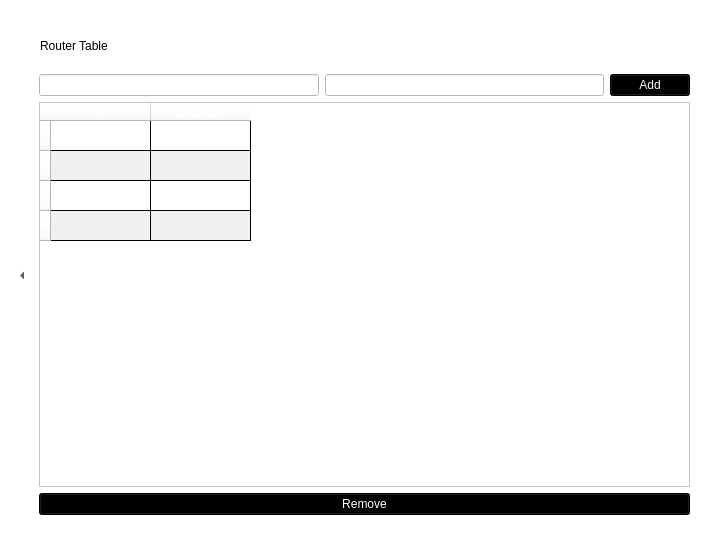
First picture: the form in NEW/router.ui, repository thaisdb/TCC, before the edit.
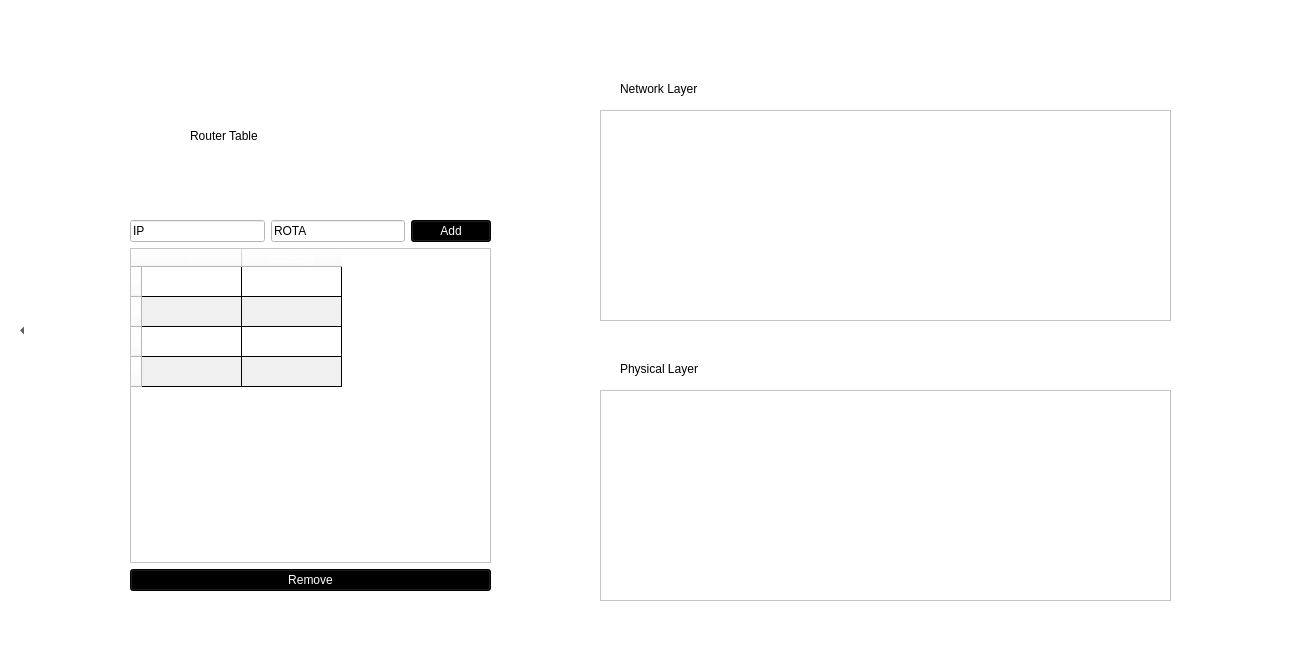
Second picture: the form after the edit.

Patch:
```diff
--- a/NEW/router.ui
+++ b/NEW/router.ui
@@ -9,8 +9,8 @@
    <rect>
     <x>0</x>
     <y>0</y>
-    <width>720</width>
-    <height>540</height>
+    <width>1292</width>
+    <height>663</height>
    </rect>
   </property>
   <property name="sizePolicy">
@@ -37,20 +37,28 @@
   <widget class="QWidget" name="verticalLayoutWidget">
    <property name="geometry">
     <rect>
-     <x>39</x>
-     <y>74</y>
-     <width>651</width>
-     <height>441</height>
+     <x>130</x>
+     <y>220</y>
+     <width>361</width>
+     <height>371</height>
     </rect>
    </property>
    <layout class="QVBoxLayout" name="verticalLayout">
     <item>
      <layout class="QHBoxLayout" name="horizontalLayout_2">
       <item>
-       <widget class="QLineEdit" name="ipLine"/>
+       <widget class="QLineEdit" name="ipLine">
+        <property name="text">
+         <string>IP</string>
+        </property>
+       </widget>
       </item>
       <item>
-       <widget class="QLineEdit" name="routeLine"/>
+       <widget class="QLineEdit" name="routeLine">
+        <property name="text">
+         <string>ROTA</string>
+        </property>
+       </widget>
       </item>
       <item>
        <widget class="QPushButton" name="addButton">
@@ -167,8 +175,8 @@
   <widget class="QLabel" name="label">
    <property name="geometry">
     <rect>
-     <x>40</x>
-     <y>30</y>
+     <x>190</x>
+     <y>120</y>
      <width>241</width>
      <height>31</height>
     </rect>
@@ -186,7 +194,7 @@
      <x>10</x>
      <y>30</y>
      <width>24</width>
-     <height>491</height>
+     <height>601</height>
     </rect>
    </property>
    <property name="text">
@@ -202,6 +210,52 @@
     <enum>Qt::LeftArrow</enum>
    </property>
   </widget>
+  <widget class="QTextEdit" name="physicalOUT">
+   <property name="geometry">
+    <rect>
+     <x>600</x>
+     <y>390</y>
+     <width>571</width>
+     <height>211</height>
+    </rect>
+   </property>
+  </widget>
+  <widget class="QLabel" name="label_4">
+   <property name="geometry">
+    <rect>
+     <x>620</x>
+     <y>80</y>
+     <width>131</width>
+     <height>17</height>
+    </rect>
+   </property>
+   <property name="text">
+    <string>Network Layer</string>
+   </property>
+  </widget>
+  <widget class="QLabel" name="label_5">
+   <property name="geometry">
+    <rect>
+     <x>620</x>
+     <y>360</y>
+     <width>131</width>
+     <height>17</height>
+    </rect>
+   </property>
+   <property name="text">
+    <string>Physical Layer</string>
+   </property>
+  </widget>
+  <widget class="QTextEdit" name="networkOUT">
+   <property name="geometry">
+    <rect>
+     <x>600</x>
+     <y>110</y>
+     <width>571</width>
+     <height>211</height>
+    </rect>
+   </property>
+  </widget>
  </widget>
  <resources/>
  <connections/>
```
